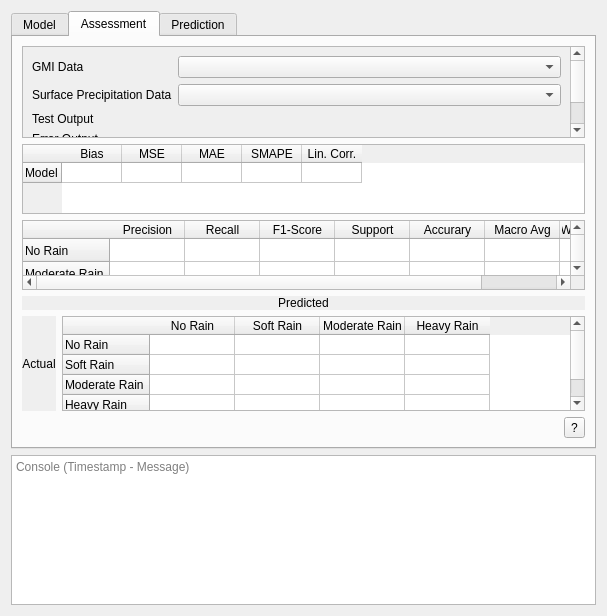
Above: GIS_Precip_dialog_base.ui from RP-Group/GISPrecip before the change. Below: the same form after it.
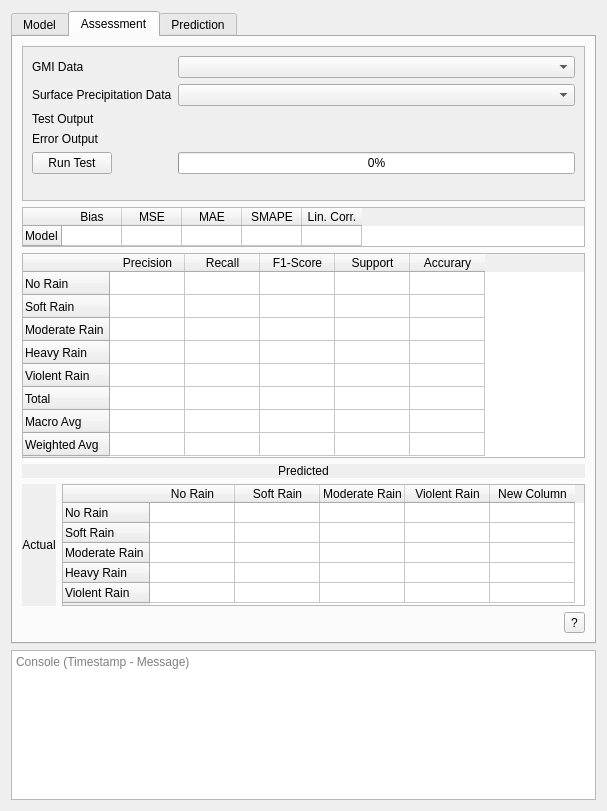
That is the form after the change. Custom widgets are drawn as their Qt base class.

Commit message: Task Queue para execução assíncrona do treino e testes; Refatoração da aba Assessment

Patch:
```diff
--- a/GIS_Precip_dialog_base.ui
+++ b/GIS_Precip_dialog_base.ui
@@ -7,7 +7,7 @@
     <x>0</x>
     <y>0</y>
     <width>607</width>
-    <height>616</height>
+    <height>675</height>
    </rect>
   </property>
   <property name="windowTitle">
@@ -193,6 +193,12 @@
         <layout class="QVBoxLayout" name="verticalLayout_15">
          <item>
           <widget class="QScrollArea" name="scrollArea_2">
+           <property name="minimumSize">
+            <size>
+             <width>0</width>
+             <height>155</height>
+            </size>
+           </property>
            <property name="widgetResizable">
             <bool>true</bool>
            </property>
@@ -201,8 +207,8 @@
              <rect>
               <x>0</x>
               <y>0</y>
-              <width>544</width>
-              <height>145</height>
+              <width>561</width>
+              <height>153</height>
              </rect>
             </property>
             <layout class="QVBoxLayout" name="verticalLayout_4">
@@ -309,11 +315,23 @@
             <bool>true</bool>
            </property>
            <property name="sizePolicy">
-            <sizepolicy hsizetype="Expanding" vsizetype="Fixed">
+            <sizepolicy hsizetype="Expanding" vsizetype="Preferred">
              <horstretch>0</horstretch>
              <verstretch>0</verstretch>
             </sizepolicy>
            </property>
+           <property name="minimumSize">
+            <size>
+             <width>0</width>
+             <height>0</height>
+            </size>
+           </property>
+           <property name="maximumSize">
+            <size>
+             <width>16777215</width>
+             <height>40</height>
+            </size>
+           </property>
            <property name="sizeAdjustPolicy">
             <enum>QAbstractScrollArea::AdjustToContents</enum>
            </property>
@@ -381,15 +399,21 @@
          <item>
           <widget class="QTableWidget" name="tableWidget">
            <property name="sizePolicy">
-            <sizepolicy hsizetype="Expanding" vsizetype="Maximum">
+            <sizepolicy hsizetype="Expanding" vsizetype="Preferred">
              <horstretch>0</horstretch>
              <verstretch>0</verstretch>
             </sizepolicy>
            </property>
+           <property name="minimumSize">
+            <size>
+             <width>0</width>
+             <height>205</height>
+            </size>
+           </property>
            <property name="maximumSize">
             <size>
              <width>16777215</width>
-             <height>100</height>
+             <height>16777215</height>
             </size>
            </property>
            <attribute name="horizontalHeaderMinimumSectionSize">
@@ -412,26 +436,41 @@
              <string>No Rain</string>
             </property>
            </row>
-           <row>
-            <property name="text">
-             <string>Moderate Rain</string>
-            </property>
-           </row>
            <row>
             <property name="text">
              <string>Soft Rain</string>
             </property>
            </row>
+           <row>
+            <property name="text">
+             <string>Moderate Rain</string>
+            </property>
+           </row>
            <row>
             <property name="text">
              <string>Heavy Rain</string>
             </property>
            </row>
+           <row>
+            <property name="text">
+             <string>Violent Rain</string>
+            </property>
+           </row>
            <row>
             <property name="text">
              <string>Total</string>
             </property>
            </row>
+           <row>
+            <property name="text">
+             <string>Macro Avg</string>
+            </property>
+           </row>
+           <row>
+            <property name="text">
+             <string>Weighted Avg</string>
+            </property>
+           </row>
            <column>
             <property name="text">
              <string>Precision</string>
@@ -457,16 +496,6 @@
              <string>Accurary</string>
             </property>
            </column>
-           <column>
-            <property name="text">
-             <string>Macro Avg</string>
-            </property>
-           </column>
-           <column>
-            <property name="text">
-             <string>Weighted Avg</string>
-            </property>
-           </column>
           </widget>
          </item>
          <item>
@@ -507,17 +536,23 @@
                  <verstretch>0</verstretch>
                 </sizepolicy>
                </property>
+               <property name="minimumSize">
+                <size>
+                 <width>0</width>
+                 <height>120</height>
+                </size>
+               </property>
                <property name="maximumSize">
                 <size>
                  <width>16777215</width>
-                 <height>140</height>
+                 <height>16777215</height>
                 </size>
                </property>
                <property name="rowCount">
-                <number>4</number>
+                <number>5</number>
                </property>
                <property name="columnCount">
-                <number>4</number>
+                <number>5</number>
                </property>
                <attribute name="horizontalHeaderMinimumSectionSize">
                 <number>20</number>
@@ -551,6 +586,11 @@
                  <string>Heavy Rain</string>
                 </property>
                </row>
+               <row>
+                <property name="text">
+                 <string>Violent Rain</string>
+                </property>
+               </row>
                <column>
                 <property name="text">
                  <string>No Rain</string>
@@ -568,7 +608,12 @@
                </column>
                <column>
                 <property name="text">
-                 <string>Heavy Rain</string>
+                 <string>Violent Rain</string>
+                </property>
+               </column>
+               <column>
+                <property name="text">
+                 <string>New Column</string>
                 </property>
                </column>
               </widget>
@@ -733,7 +778,7 @@
      <property name="maximumSize">
       <size>
        <width>16777215</width>
-       <height>16777215</height>
+       <height>150</height>
       </size>
      </property>
      <property name="layoutDirection">
```
Left out of the diff: 12 changed lines with no effect on the pictures. The commit also changes 2 other files.
